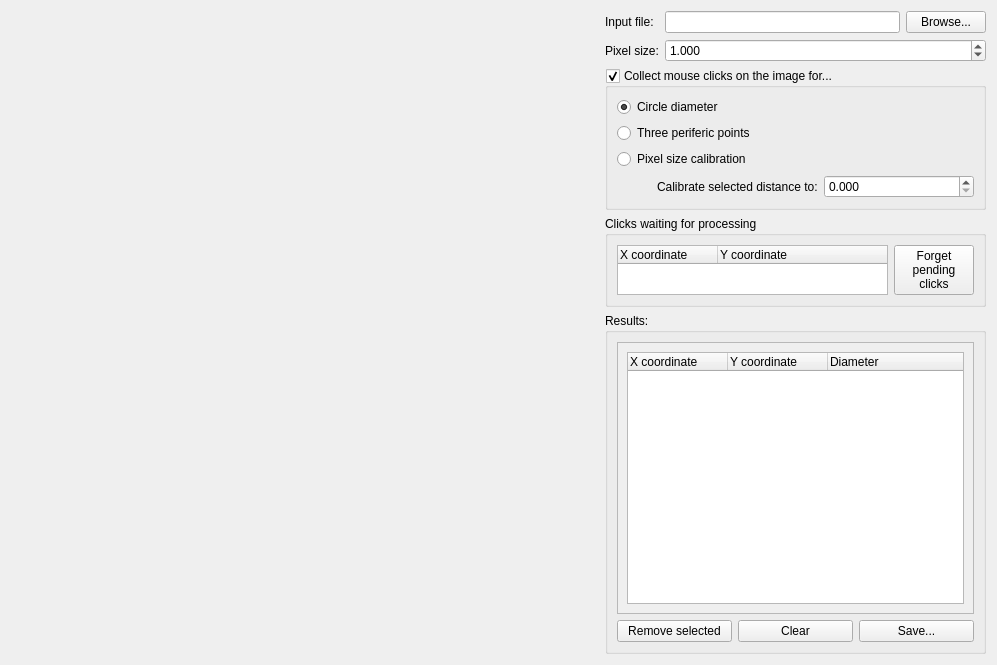
Qt form src/tem_circlefind/tem_circlefind.ui (awacha/tem_circlefind) before a commit.
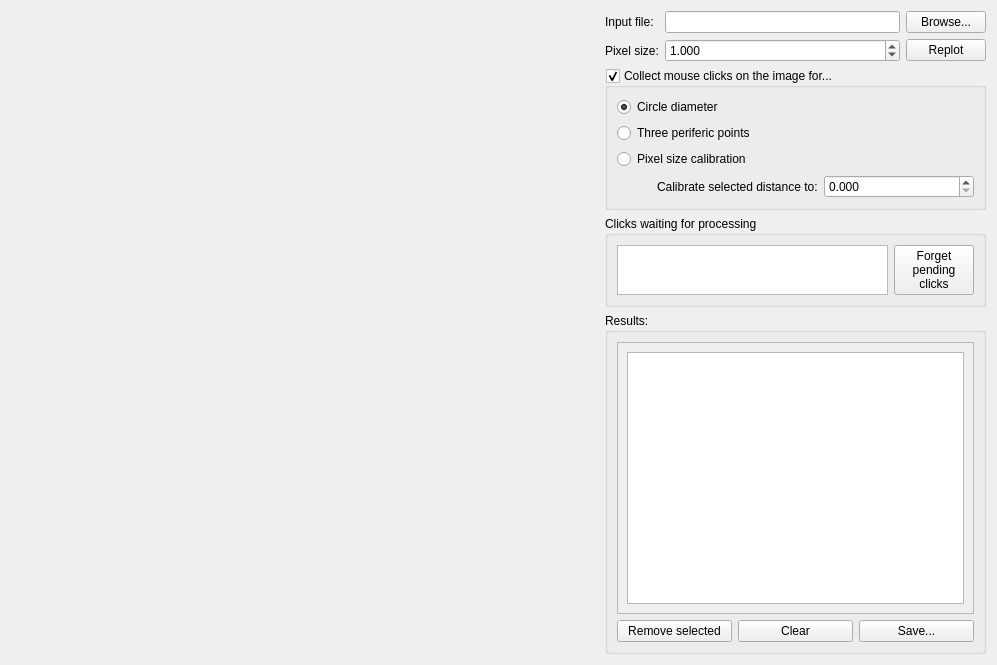
The same form after that commit.

What changed in the file:
```diff
--- a/src/tem_circlefind/tem_circlefind.ui
+++ b/src/tem_circlefind/tem_circlefind.ui
@@ -157,8 +157,8 @@
           <rect>
            <x>0</x>
            <y>0</y>
-           <width>370</width>
-           <height>282</height>
+           <width>432</width>
+           <height>235</height>
           </rect>
          </property>
          <property name="sizePolicy">
@@ -169,34 +169,13 @@
          </property>
          <layout class="QVBoxLayout" name="verticalLayout_2">
           <item>
-           <widget class="QTreeWidget" name="resultsTreeWidget">
-            <property name="sizePolicy">
-             <sizepolicy hsizetype="Minimum" vsizetype="Ignored">
-              <horstretch>0</horstretch>
-              <verstretch>0</verstretch>
-             </sizepolicy>
+           <widget class="QTreeView" name="resultsTreeView">
+            <property name="horizontalScrollBarPolicy">
+             <enum>Qt::ScrollBarAlwaysOff</enum>
             </property>
-            <property name="selectionMode">
-             <enum>QAbstractItemView::ExtendedSelection</enum>
+            <property name="alternatingRowColors">
+             <bool>true</bool>
             </property>
-            <property name="columnCount">
-             <number>3</number>
-            </property>
-            <column>
-             <property name="text">
-              <string>X coordinate</string>
-             </property>
-            </column>
-            <column>
-             <property name="text">
-              <string>Y coordinate</string>
-             </property>
-            </column>
-            <column>
-             <property name="text">
-              <string>Diameter</string>
-             </property>
-            </column>
            </widget>
           </item>
          </layout>
@@ -283,28 +262,6 @@
      </property>
     </widget>
    </item>
-   <item row="1" column="2" colspan="2">
-    <widget class="QDoubleSpinBox" name="pixelsizeSpinBox">
-     <property name="sizePolicy">
-      <sizepolicy hsizetype="MinimumExpanding" vsizetype="Minimum">
-       <horstretch>0</horstretch>
-       <verstretch>0</verstretch>
-      </sizepolicy>
-     </property>
-     <property name="decimals">
-      <number>3</number>
-     </property>
-     <property name="maximum">
-      <double>100000000000000004764729344.000000000000000</double>
-     </property>
-     <property name="value">
-      <double>1.000000000000000</double>
-     </property>
-     <property name="showGroupSeparator" stdset="0">
-      <bool>false</bool>
-     </property>
-    </widget>
-   </item>
    <item row="3" column="1" colspan="3">
     <widget class="QGroupBox" name="groupBox_2">
      <property name="enabled">
@@ -327,7 +284,7 @@
        <enum>QLayout::SetMinimumSize</enum>
       </property>
       <item>
-       <widget class="QTreeWidget" name="clicksTreeView">
+       <widget class="QTreeView" name="clicksTreeView">
         <property name="sizePolicy">
          <sizepolicy hsizetype="MinimumExpanding" vsizetype="Ignored">
           <horstretch>0</horstretch>
@@ -346,16 +303,9 @@
           <height>100</height>
          </size>
         </property>
-        <column>
-         <property name="text">
-          <string>X coordinate</string>
-         </property>
-        </column>
-        <column>
-         <property name="text">
-          <string>Y coordinate</string>
-         </property>
-        </column>
+        <property name="alternatingRowColors">
+         <bool>true</bool>
+        </property>
        </widget>
       </item>
       <item>
@@ -376,6 +326,35 @@
      </layout>
     </widget>
    </item>
+   <item row="1" column="2">
+    <widget class="QDoubleSpinBox" name="pixelsizeSpinBox">
+     <property name="sizePolicy">
+      <sizepolicy hsizetype="MinimumExpanding" vsizetype="Minimum">
+       <horstretch>0</horstretch>
+       <verstretch>0</verstretch>
+      </sizepolicy>
+     </property>
+     <property name="showGroupSeparator" stdset="0">
+      <bool>false</bool>
+     </property>
+     <property name="decimals">
+      <number>3</number>
+     </property>
+     <property name="maximum">
+      <double>100000000000000004764729344.000000000000000</double>
+     </property>
+     <property name="value">
+      <double>1.000000000000000</double>
+     </property>
+    </widget>
+   </item>
+   <item row="1" column="3">
+    <widget class="QPushButton" name="replotPushButton">
+     <property name="text">
+      <string>Replot</string>
+     </property>
+    </widget>
+   </item>
   </layout>
  </widget>
  <resources/>
```
